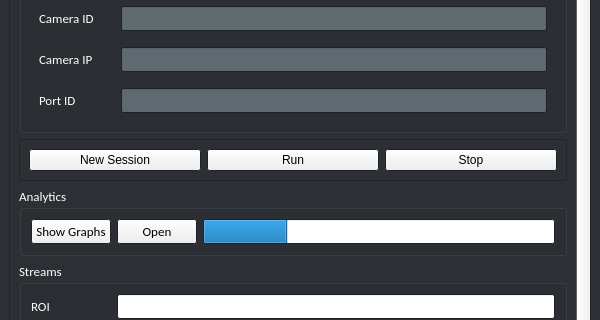
Above: UI/Moxa_mod.ui from Hack-n-Chill/ShittyBots before the change; both pictures show x 0 to 600 and y 179 to 499 of the 600 by 600 pixel window. Below: the same form after it.
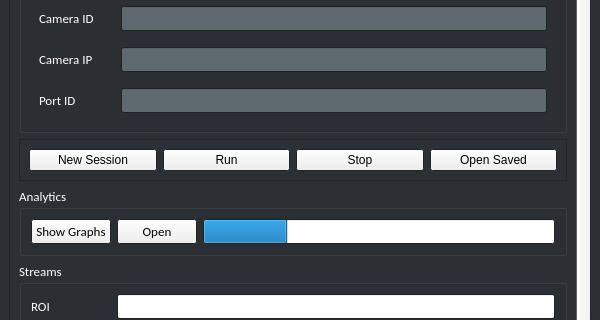
That is the form after the change. Icons and pictures are not drawn.

Commit message: UI updates Button functionality added

Diff of the .ui file:
```diff
--- a/UI/Moxa_mod.ui
+++ b/UI/Moxa_mod.ui
@@ -599,6 +599,13 @@
              </property>
             </widget>
            </item>
+           <item>
+            <widget class="QPushButton" name="pushButton_7">
+             <property name="text">
+              <string>Open Saved</string>
+             </property>
+            </widget>
+           </item>
           </layout>
          </widget>
         </item>
```
The commit also changes 9 other files.
